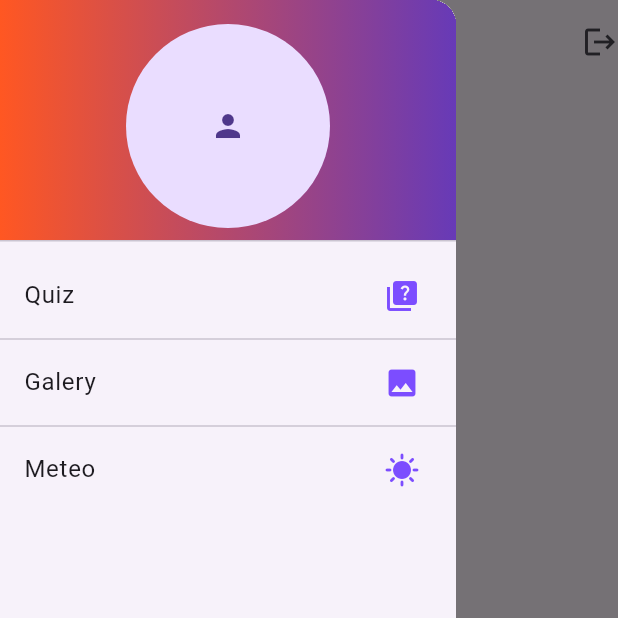
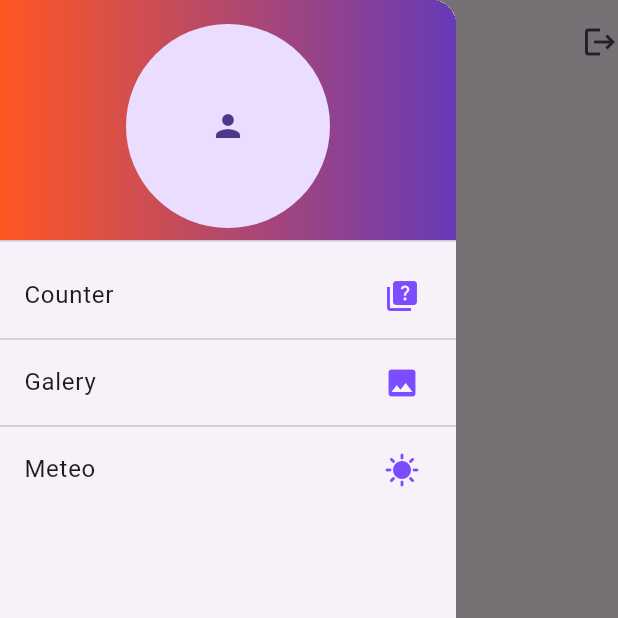
Before and after one commit to victoireMyinda/github-user-appmobile, a Flutter app: the screen it shows after launch, with the side drawer open, on a phone screen of 412 x 824 dp, the top half of it. Run offline on Flutter 3.47's test engine with Material 3 defaults, Android fonts, the light colour scheme and no system bars; our stand-ins replace get.

Commit message:
main:add_global_params

```diff
--- /dev/null
+++ b/lib/config/global.params.dart
@@ -0,0 +1,9 @@
+import 'package:flutter/material.dart';
+
+class GlobalParams {
+  static List<Map<String, dynamic>> menus = [
+    {"title": "Counter", "icon": const Icon(Icons.home), "route": "/counter"},
+    {"title": "Meteo", "icon": const Icon(Icons.camera), "route": "/counter"},
+    {"title": "Gallery", "icon": const Icon(Icons.map), "route": "/counter"},
+  ];
+}
--- a/lib/presentation/widgets/drawer.widget.dart
+++ b/lib/presentation/widgets/drawer.widget.dart
@@ -22,7 +22,7 @@ class myDrawer extends StatelessWidget {
           ),
         ),
         ListTile(
-          title: Text("Quiz"),
+          title: Text("Counter"),
 
           trailing: Icon(Icons.quiz, color: Colors.deepPurpleAccent,),
         ),
```
